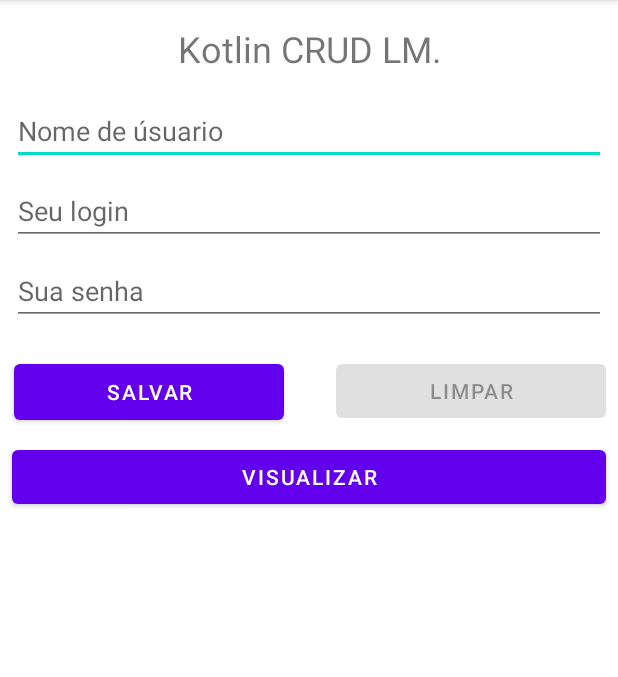
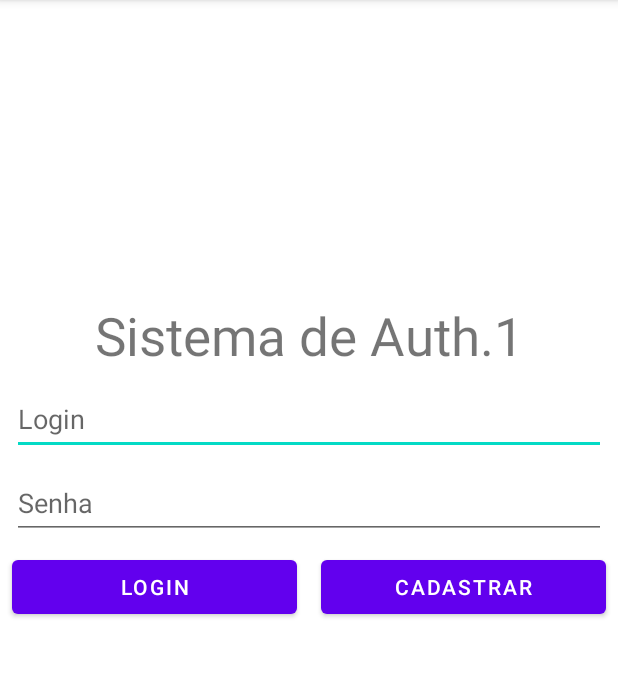
Before and after one commit to LucaoMendes/CRUD_Kotlin, an Android app: the screen it shows after launch (MainActivity before the commit, LoginActivity after it), on a phone screen of 412 x 824 dp, the part 84-761 px from its top. Run offline under Robolectric (Android 15) with nearby library versions, the phone set to English and light mode, and no system bars.

Commit message:
Processo de auth do usuário

```diff
--- /dev/null
+++ b/app/src/main/java/com/example/crudkotlin/LoginActivity.kt
@@ -0,0 +1,52 @@
+package com.example.crudkotlin
+
+import android.content.Intent
+import androidx.appcompat.app.AppCompatActivity
+import android.os.Bundle
+import android.widget.Button
+import android.widget.EditText
+import android.widget.Toast
+
+class LoginActivity : AppCompatActivity() {
+
+    private lateinit var edLogin: EditText
+    private lateinit var edPass: EditText
+
+    private lateinit var btnLogin: Button
+    private lateinit var btnCadastrar: Button
+
+    private lateinit var database: SQLiteHelper
+    override fun onCreate(savedInstanceState: Bundle?) {
+        super.onCreate(savedInstanceState)
+        setContentView(R.layout.activity_login)
+        initView()
+        database = SQLiteHelper(this)
+
+        btnLogin.setOnClickListener{ authUser() }
+    }
+
+    fun initView(){
+        edLogin = this.findViewById(R.id.txtUserLogin)
+        edPass = this.findViewById(R.id.txtPassword)
+        btnLogin = this.findViewById(R.id.btnLogin)
+        btnCadastrar = this.findViewById(R.id.btnCad)
+    }
+
+    fun authUser(){
+        val login = edLogin.text.toString().lowercase()
+        val pass = edPass.text.toString()
+        if(login.isEmpty() || pass.isEmpty())
+            return Toast.makeText(this,"Você precisa preencher todos os campos!", Toast.LENGTH_SHORT).show()
+        val usr = UserModel(login = login, pass = pass)
+
+        val tempUser = database.getUser(usr)
+        if(tempUser.login != usr.login)
+            return Toast.makeText(this,"Usuário inválido!", Toast.LENGTH_SHORT).show()
+        if(tempUser.login == usr.login && tempUser.pass != usr.pass)
+            return Toast.makeText(this,"Senha Incorreta!", Toast.LENGTH_SHORT).show()
+
+        Toast.makeText(this,"Logado com sucesso!", Toast.LENGTH_SHORT).show()
+        val intent = Intent(this,MainActivity::class.java)
+        return startActivity(intent)
+    }
+}
--- /dev/null
+++ b/app/src/main/res/layout/activity_login.xml
@@ -0,0 +1,77 @@
+<?xml version="1.0" encoding="utf-8"?>
+<androidx.constraintlayout.widget.ConstraintLayout xmlns:android="http://schemas.android.com/apk/res/android"
+    xmlns:app="http://schemas.android.com/apk/res-auto"
+    xmlns:tools="http://schemas.android.com/tools"
+    android:layout_width="match_parent"
+    android:layout_height="match_parent"
+    tools:context=".LoginActivity">
+
+    <TextView
+        android:id="@+id/txtLoginTitle"
+        android:layout_width="wrap_content"
+        android:layout_height="wrap_content"
+        android:layout_marginTop="200dp"
+        android:text="@string/login_title"
+        android:textSize="35sp"
+        app:layout_constraintEnd_toEndOf="parent"
+        app:layout_constraintStart_toStartOf="parent"
+        app:layout_constraintTop_toTopOf="parent" />
+
+    <EditText
+        android:id="@+id/txtUserLogin"
+        android:layout_width="0dp"
+        android:layout_height="wrap_content"
+        android:layout_marginStart="8dp"
+        android:layout_marginTop="8dp"
+        android:layout_marginEnd="8dp"
+        android:ems="10"
+        android:hint="Login"
+        android:inputType="textPersonName"
+        android:minHeight="48dp"
+        app:layout_constraintEnd_toEndOf="parent"
+        app:layout_constraintStart_toStartOf="parent"
+        app:layout_constraintTop_toBottomOf="@+id/txtLoginTitle" />
+
+    <EditText
+        android:id="@+id/txtPassword"
+        android:layout_width="0dp"
+        android:layout_height="wrap_content"
+        android:layout_marginStart="8dp"
+        android:layout_marginTop="8dp"
+        android:layout_marginEnd="8dp"
+        android:ems="10"
+        android:hint="Senha"
+        android:inputType="textPassword"
+        android:minHeight="48dp"
+        app:layout_constraintEnd_toEndOf="parent"
+        app:layout_constraintHorizontal_bias="0.0"
+        app:layout_constraintStart_toStartOf="parent"
+        app:layout_constraintTop_toBottomOf="@+id/txtUserLogin" />
+
+    <Button
+        android:id="@+id/btnLogin"
+        android:layout_width="0dp"
+        android:layout_height="wrap_content"
+        android:layout_marginStart="8dp"
+        android:layout_marginTop="8dp"
+        android:layout_marginEnd="8dp"
+        android:text="@string/login"
+        app:layout_constraintEnd_toStartOf="@+id/btnCad"
+        app:layout_constraintStart_toStartOf="parent"
+        app:layout_constraintTop_toBottomOf="@+id/txtPassword" />
+
+    <Button
+        android:id="@+id/btnCad"
+        android:layout_width="0dp"
+        android:layout_height="wrap_content"
+        android:layout_marginStart="8dp"
+        android:layout_marginTop="8dp"
+        android:layout_marginEnd="8dp"
+        android:text="Cadastrar"
+        app:layout_constraintEnd_toEndOf="parent"
+        app:layout_constraintStart_toEndOf="@+id/btnLogin"
+        app:layout_constraintTop_toBottomOf="@+id/txtPassword" />
+
+
+
+</androidx.constraintlayout.widget.ConstraintLayout>
--- a/app/src/main/res/values/strings.xml
+++ b/app/src/main/res/values/strings.xml
@@ -8,4 +8,7 @@
     <string name="the_title">Kotlin CRUD LM.</string>
     <string name="view">Visualizar</string>
     <string name="clear">Limpar</string>
+    <string name="login">Login</string>
+    <string name="login_title">Sistema de Auth.1</string>
+    <string name="register">Cadastrar</string>
 </resources>
```
Also changed, not shown: app/src/main/AndroidManifest.xml (+6 -2 lines), app/src/main/java/com/example/crudkotlin/SQLiteHelper.kt (+28 -0 lines).
